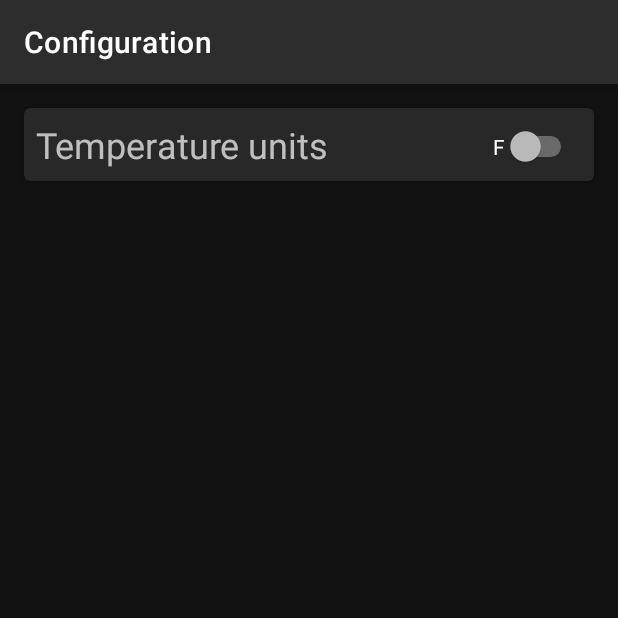
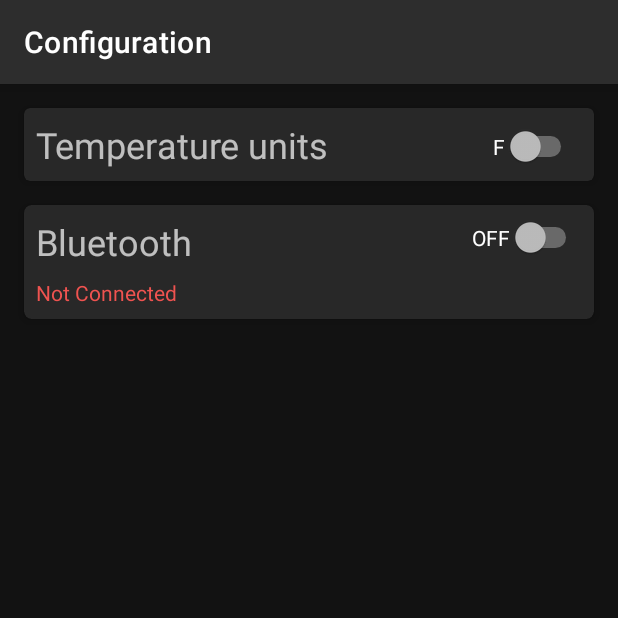
Before and after one commit to dramtech/Senior-Design, an Android app: the ActivityConfig screen opened directly, with no data from a screen before it, on a phone screen of 412 x 824 dp, the top half of it. Run offline under Robolectric (Android 15) with nearby library versions, the phone set to English and light mode, and no system bars.

Commit message:
Added bluetooth to configuration also added TODOs

```diff
--- a/SafetyHelmet/app/src/main/java/com/group3/safetyhelmet/ActivityConfig.java
+++ b/SafetyHelmet/app/src/main/java/com/group3/safetyhelmet/ActivityConfig.java
@@ -16,6 +16,9 @@ public class ActivityConfig extends AppCompatActivity {
     private Switch tempSwitch;
     private String tempUnit = "F";
 
+    private Switch bluetoothSwitch;
+    private String blueOnState = "OFF";
+
     @Override
     protected void onCreate(Bundle savedInstanceState) {
         super.onCreate(savedInstanceState);
@@ -31,11 +34,34 @@ public class ActivityConfig extends AppCompatActivity {
             @Override
             public void onCheckedChanged(CompoundButton buttonView, boolean isChecked) {
                 if(isChecked) {
-                    tempSwitch.setText("C");
                     setTempUnit("C");
+                    tempSwitch.setText(getTempUnit());
+                    // TODO convert temperature to C and update temperature value
                 } else {
-                    tempSwitch.setText("F");
                     setTempUnit("F");
+                    tempSwitch.setText(getTempUnit());
+                    // TODO convert temperature to F and update temperature value
+                }
+            }
+        });
+
+        bluetoothSwitch = (Switch) findViewById(R.id.bluetoothOnSwitch);
+        bluetoothSwitch.setText(blueOnState);
+
+        //TODO set Bluetooth switch to ON if already paired and connected
+        bluetoothSwitch.setOnCheckedChangeListener(new CompoundButton.OnCheckedChangeListener() {
+            @Override
+            public void onCheckedChanged(CompoundButton buttonView, boolean isChecked) {
+                if(isChecked) {
+                    setBlueOnState("ON");
+                    bluetoothSwitch.setText(getBlueOnState());
+                    //TODO implement bluetooth pairing procedure and update bluetoothConfigState to connected and set color to colorDeviceStatConnected
+                    //TODO ask Bluetooth permissions
+                    //TODO implement if( BluetoothIsNotConnected ) --> set switch to off
+                } else {
+                    setBlueOnState("OFF");
+                    bluetoothSwitch.setText(getBlueOnState());
+                    //TODO disconnect bluetooth here (after bluetooth is implemented)
                 }
             }
         });
@@ -49,4 +75,11 @@ public class ActivityConfig extends AppCompatActivity {
         return tempUnit;
     }
 
+    public void setBlueOnState(String state) {
+        blueOnState = state;
+    }
+
+    public String getBlueOnState() {
+        return blueOnState;
+    }
 }
--- a/SafetyHelmet/app/src/main/java/com/group3/safetyhelmet/MainActivity.java
+++ b/SafetyHelmet/app/src/main/java/com/group3/safetyhelmet/MainActivity.java
@@ -42,12 +42,10 @@ public class MainActivity extends AppCompatActivity implements View.OnClickListe
     public void onClick(View v) {
         switch (v.getId()) {
             case R.id.setEmergContBtn:
-                // TODO implement emergency contact form
                 Toast.makeText(this,"emerg clicked",Toast.LENGTH_SHORT).show();
                     loadEmergContForm();
                 break;
             case R.id.setConfigBtn:
-                // TODO implement configuration screen
                 Toast.makeText(this,"config clicked",Toast.LENGTH_SHORT).show();
                 loadConfig();
                 break;
--- a/SafetyHelmet/app/src/main/res/layout/activity_config.xml
+++ b/SafetyHelmet/app/src/main/res/layout/activity_config.xml
@@ -66,7 +66,60 @@
 
     </com.google.android.material.card.MaterialCardView>
 
+    <com.google.android.material.card.MaterialCardView
+        android:layout_width="match_parent"
+        android:layout_height="wrap_content"
+        android:layout_marginStart="16dp"
+        android:layout_marginTop="16dp"
+        android:layout_marginEnd="16dp"
+        android:background="?attr/colorSurface"
+        app:cardCornerRadius="5dp"
+        app:cardElevation="4dp"
+        app:layout_constraintEnd_toEndOf="parent"
+        app:layout_constraintStart_toStartOf="parent"
+        app:layout_constraintTop_toBottomOf="@+id/tempUnitCard">
 
+        <androidx.constraintlayout.widget.ConstraintLayout
+            android:layout_width="match_parent"
+            android:layout_height="match_parent">
+
+            <com.google.android.material.textview.MaterialTextView
+                android:id="@+id/bluetoothConfigTitle"
+                android:layout_width="wrap_content"
+                android:layout_height="wrap_content"
+                android:layout_marginStart="8dp"
+                android:layout_marginTop="8dp"
+                android:text="@string/bluetooth_config_title"
+                android:textSize="24sp"
+                app:layout_constraintStart_toStartOf="parent"
+                app:layout_constraintTop_toTopOf="parent" />
+
+            <Switch
+                android:id="@+id/bluetoothOnSwitch"
+                android:layout_width="wrap_content"
+                android:layout_height="wrap_content"
+                android:layout_marginTop="8dp"
+                android:layout_marginEnd="8dp"
+                android:text="Switch"
+                app:layout_constraintEnd_toEndOf="parent"
+                app:layout_constraintTop_toTopOf="parent" />
+
+            <com.google.android.material.textview.MaterialTextView
+                android:id="@+id/bluteoothConfigState"
+                android:layout_width="wrap_content"
+                android:layout_height="wrap_content"
+                android:layout_marginStart="8dp"
+                android:layout_marginTop="8dp"
+                android:layout_marginBottom="8dp"
+                android:text="@string/device_status_not_connected"
+                android:textColor="@color/colorDeviceStatNotConnected"
+                app:layout_constraintBottom_toBottomOf="parent"
+                app:layout_constraintStart_toStartOf="parent"
+                app:layout_constraintTop_toBottomOf="@+id/bluetoothConfigTitle" />
+
+        </androidx.constraintlayout.widget.ConstraintLayout>
+
+    </com.google.android.material.card.MaterialCardView>
 
 
 </androidx.constraintlayout.widget.ConstraintLayout>
--- a/SafetyHelmet/app/src/main/res/values/strings.xml
+++ b/SafetyHelmet/app/src/main/res/values/strings.xml
@@ -15,4 +15,5 @@
     <string name="navigation_btn">Navigation</string>
     <string name="nav_toolbar_title">Navigation</string>
     <string name="temperature_units_title">Temperature units</string>
+    <string name="bluetooth_config_title">Bluetooth</string>
 </resources>
```
